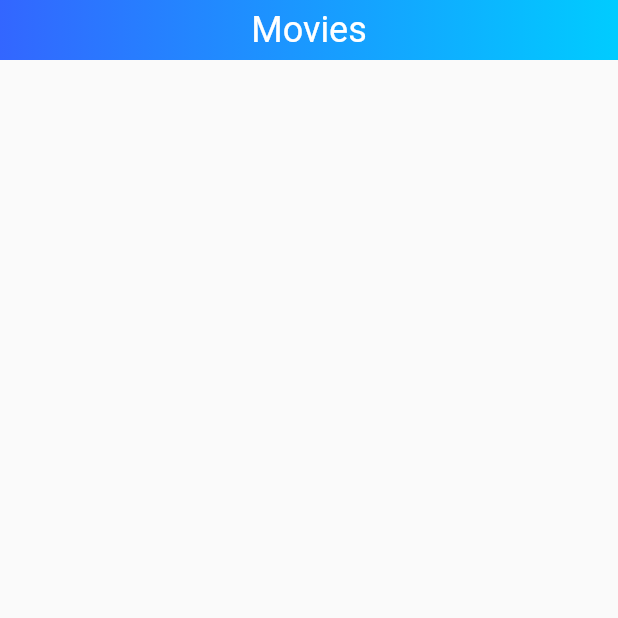
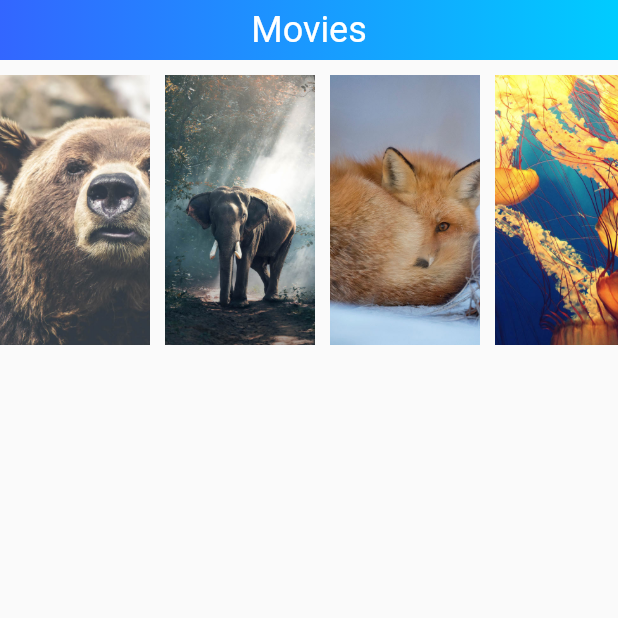
Before and after one commit to ShaunRain/flutter-movie, a Flutter app: the screen it shows after launch, on a phone screen of 412 x 824 dp, the top half of it. Run offline on Flutter 3.47's test engine with Material 2 defaults, Android fonts, the phone set to English and light mode, and no system bars; our stand-ins replace dio, transparent_image; network calls fail; Roboto replaces fonts that are missing (Popins).

Commit message:
feat: parallax image

```diff
--- a/lib/page/movie_home_page.dart
+++ b/lib/page/movie_home_page.dart
@@ -3,6 +3,9 @@ import 'package:dio/dio.dart';
 import 'package:flutter_movie/model/movie_info.dart';
 import 'package:flutter_movie/ui/GradientAppBar.dart';
 import 'package:flutter_movie/ui/movie_horizontal_scroller.dart';
+import 'package:flutter_movie/ui/parallax/parallax_image.dart';
+import 'package:flutter_movie/ui/parallax/parallex_item.dart';
+import 'package:flutter_movie/ui/parallax/parallex_page_view.dart';
 import 'package:flutter_movie/util/movie_api.dart';
 
 class MovieHomePage extends StatefulWidget {
@@ -27,12 +30,24 @@ class _MovieHomePageState extends State<MovieHomePage> {
 
     setState(() {
       movieInfos = response.data['movies']
-          .map((json) => MovieInfo.fromJson(json)).toList().cast<MovieInfo>();
+          .map((json) => MovieInfo.fromJson(json))
+          .toList()
+          .cast<MovieInfo>();
     });
   }
 
   @override
   Widget build(BuildContext context) {
+    var list = <ParallexItem>[
+      ParallexItem(imagePath: 'assets/img1.jpg'),
+      ParallexItem(imagePath: 'assets/img2.jpg'),
+      ParallexItem(imagePath: 'assets/img3.jpg'),
+      ParallexItem(imagePath: 'assets/img4.jpg'),
+      ParallexItem(imagePath: 'assets/img5.jpg'),
+      ParallexItem(imagePath: 'assets/img6.jpg'),
+      ParallexItem(imagePath: 'assets/img7.jpg')
+    ];
+
     return new Scaffold(
       body: SingleChildScrollView(
         child: Column(
@@ -40,10 +55,29 @@ class _MovieHomePageState extends State<MovieHomePage> {
             GradientAppBar('Movies'),
             movieInfos != null
                 ? new MovieHorizontalScroller(movieInfos)
-                : SizedBox()
+                : SizedBox(),
+//            ParallexPageView(list),
+            new Container(
+              padding: const EdgeInsets.symmetric(vertical: 10.0),
+              constraints: const BoxConstraints(maxHeight: 200.0),
+              child: new ListView.builder(
+                  scrollDirection: Axis.horizontal,
+                  itemBuilder: _buildHorizontalChild),
+            )
           ],
         ),
       ),
     );
   }
+
+  Widget _buildHorizontalChild(BuildContext context, int index) {
+    index++;
+    if (index > 7) return null;
+    return new Padding(
+        padding: const EdgeInsets.only(right: 10.0),
+        child: new ParallaxImage(
+          extent: 100.0,
+          image: new ExactAssetImage('assets/img$index.jpg'),
+        ));
+  }
 }
--- /dev/null
+++ b/lib/ui/parallax/parallax_image.dart
@@ -0,0 +1,219 @@
+import 'package:flutter/material.dart';
+import 'package:flutter/rendering.dart';
+
+class ParallaxImage extends StatelessWidget {
+  final ImageProvider image;
+  final ScrollController scrollController;
+  final double extent;
+  final Color color;
+  final Widget child;
+
+  ParallaxImage({
+    Key key,
+    @required this.image,
+    @required this.extent,
+    this.scrollController,
+    this.color,
+    this.child,
+  }) : super(key: key);
+
+  @override
+  Widget build(BuildContext context) {
+    var scrollPosition = scrollController != null
+        ? scrollController.position
+        : Scrollable.of(context).position;
+    return new RepaintBoundary(
+      child: new ConstrainedBox(
+          constraints: (scrollPosition.axis == Axis.horizontal)
+              ? new BoxConstraints(minWidth: extent)
+              : new BoxConstraints(minHeight: extent),
+          child: new _Parallax(
+              image: image,
+              scrollPosition: scrollPosition,
+              screenSize: MediaQuery.of(context).size)),
+    );
+  }
+
+  @override
+  void debugFillProperties(DiagnosticPropertiesBuilder description) {
+    super.debugFillProperties(description);
+
+    description.add(new DoubleProperty('extent', extent));
+    description.add(new DiagnosticsProperty<ImageProvider>('image', image));
+    description.add(new DiagnosticsProperty<Color>('color', color));
+  }
+}
+
+class _Parallax extends SingleChildRenderObjectWidget {
+  _Parallax({
+    Key key,
+    @required this.image,
+    @required this.scrollPosition,
+    @required this.screenSize,
+    this.color,
+    Widget child,
+  }) : super(key: key, child: child);
+  final ImageProvider image;
+  final ScrollPosition scrollPosition;
+  final Size screenSize;
+  final Color color;
+
+  @override
+  _RenderParallax createRenderObject(BuildContext context) {
+    return new _RenderParallax(
+        image: image,
+        scrollPosition: scrollPosition,
+        screenSize: screenSize,
+        color: color);
+  }
+
+  @override
+  void updateRenderObject(BuildContext context, _RenderParallax renderObject) {
+    renderObject
+      ..image = image
+      ..scrollPosition = scrollPosition
+      ..screenSize = screenSize
+      ..color = color;
+  }
+}
+
+class _RenderParallax extends RenderProxyBox {
+  _RenderParallax(
+      {@required ImageProvider image,
+      @required ScrollPosition scrollPosition,
+      @required Size screenSize,
+      Color color,
+      ImageConfiguration configuration: ImageConfiguration.empty,
+      RenderBox child})
+      : _image = image,
+        _scrollPosition = scrollPosition,
+        _screenSize = screenSize,
+        _color = color,
+        _imageConfiguration = configuration,
+        super(child);
+
+  Decoration _decoration;
+
+  Decoration get decoration {
+    if (_decoration != null) return _decoration;
+
+    Alignment alignment;
+    if (_scrollPosition.axis == Axis.vertical) {
+      double value = (_position.dy / _screenSize.height - 0.5).clamp(-1.0, 1.0);
+      alignment = Alignment(0.0, value);
+    } else if (_scrollPosition.axis == Axis.horizontal) {
+      double value = (_position.dx / _screenSize.width - 0.5).clamp(-1.0, 1.0);
+      alignment = Alignment(value, 0.0);
+    }
+
+    _decoration = new BoxDecoration(
+        color: _color,
+        image:
+            new DecorationImage(image: _image, alignment: alignment, fit: fit));
+
+    return _decoration;
+  }
+
+  BoxFit get fit {
+    return _scrollPosition.axis == Axis.horizontal
+        ? BoxFit.fitHeight
+        : BoxFit.fitWidth;
+  }
+
+  ImageProvider _image;
+
+  set image(ImageProvider value) {
+    if (value == _image) return;
+    _image = value;
+    _painter?.dispose();
+    _painter = null;
+    _decoration = null;
+    markNeedsPaint();
+  }
+
+  ScrollPosition _scrollPosition;
+
+  set scrollPosition(ScrollPosition value) {
+    if (value == _scrollPosition) return;
+    if (attached) _scrollPosition.removeListener(markNeedsPaint);
+    _scrollPosition = value;
+    if (attached) _scrollPosition.addListener(markNeedsPaint);
+    markNeedsPaint();
+  }
+
+  Size _screenSize;
+
+  set screenSize(Size value) {
+    if (value == _screenSize) return;
+    _screenSize = value;
+    markNeedsPaint();
+  }
+
+  Color _color;
+
+  set color(Color value) {
+    if (value == _color) return;
+    _color = value;
+    _painter?.dispose();
+    _painter = null;
+    _decoration = null;
+    markNeedsPaint();
+  }
+
+  ImageConfiguration _imageConfiguration;
+
+  ImageConfiguration get imageConfiguration => _imageConfiguration;
+
+  @override
+  void attach(PipelineOwner owner) {
+    super.attach(owner);
+    _scrollPosition.addListener(markNeedsPaint);
+  }
+
+  @override
+  void detach() {
+    _painter?.dispose();
+    _painter = null;
+    _scrollPosition.removeListener(markNeedsPaint);
+    super.detach();
+    markNeedsPaint();
+  }
+
+  BoxPainter _painter;
+  Offset _position;
+
+  @override
+  void paint(PaintingContext context, Offset offset) {
+    assert(size.width != null);
+    assert(size.height != null);
+    var pos = localToGlobal(new Offset(size.width / 2, size.height / 2));
+    if (_position != pos) {
+      _painter?.dispose();
+      _painter = null;
+      _decoration = null;
+      _position = pos;
+    }
+    _painter ??= decoration.createBoxPainter(markNeedsPaint);
+    final ImageConfiguration filledConfiguration =
+        imageConfiguration.copyWith(size: size);
+    int debugSaveCount;
+    assert(() {
+      debugSaveCount = context.canvas.getSaveCount();
+      return true;
+    }());
+    _painter.paint(context.canvas, offset, filledConfiguration);
+
+    if (decoration.isComplex) context.setIsComplexHint();
+    super.paint(context, offset);
+  }
+
+  void clean() {
+    _painter?.dispose();
+    _painter = null;
+    _decoration = null;
+    markNeedsPaint();
+  }
+
+@override
+  bool hitTestSelf(Offset position) => true;
+}
--- /dev/null
+++ b/lib/ui/parallax/parallex_item.dart
@@ -0,0 +1,6 @@
+class ParallexItem {
+  final String imageUrl;
+  final String imagePath;
+
+  ParallexItem({this.imageUrl, this.imagePath});
+}
--- a/pubspec.yaml
+++ b/pubspec.yaml
@@ -21,6 +21,7 @@ dependencies:
   cupertino_icons: ^0.1.2
   json_annotation: ^2.0.0
   dio: ^1.0.6
+  image: ^2.0.4
   transparent_image: ^0.1.0
   cached_network_image: ^0.5.0
 
```
Also changed, not shown: lib/ui/parallax/parallex_page_item.dart (added, +38 -0 lines), lib/ui/parallax/parallex_page_view.dart (added, +23 -0 lines), lib/ui/parallax/parallex_transfomer.dart (added, +15 -0 lines), lib/ui/photo_scroller.dart (+29 -13 lines).
